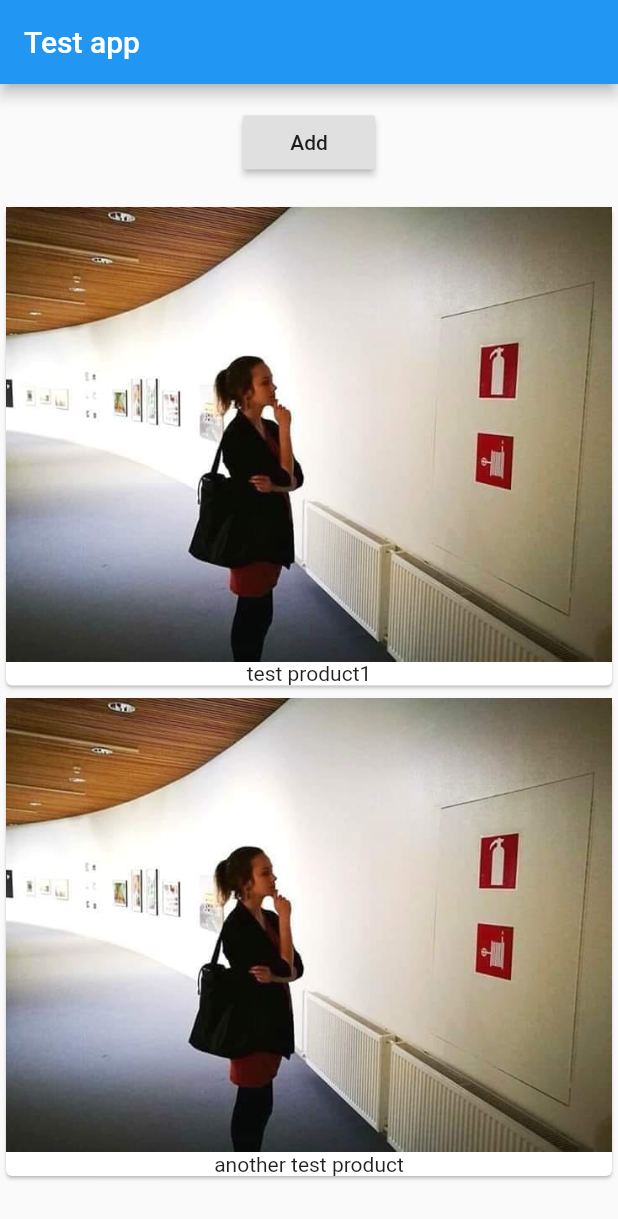
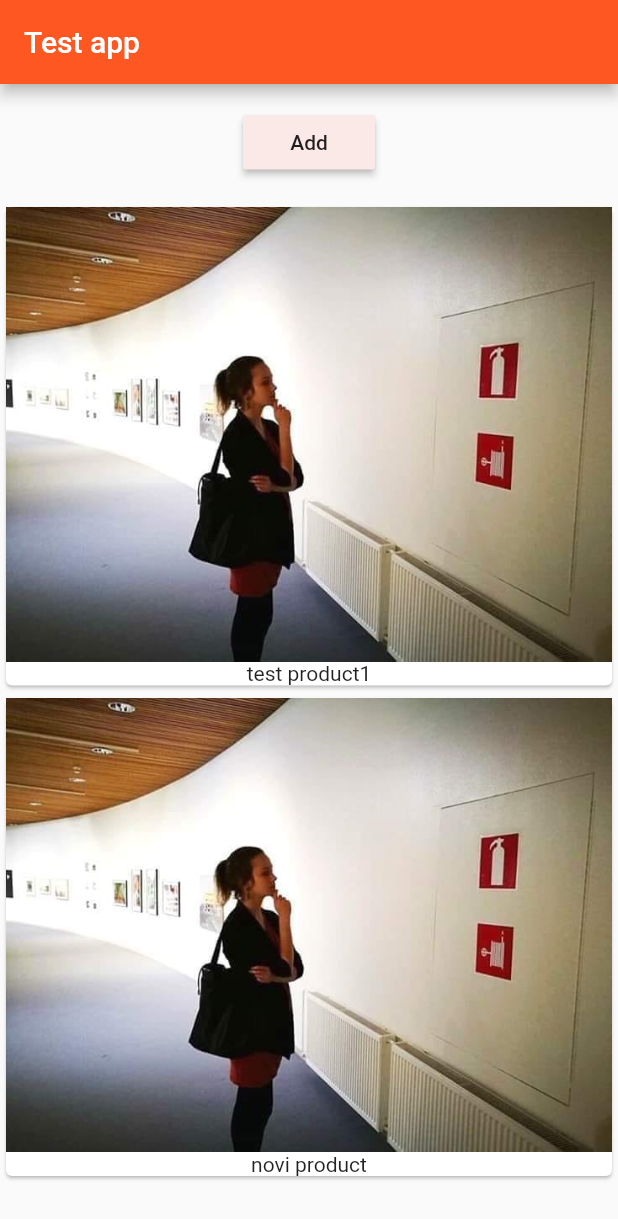
Before and after one commit to ivominic/fluttertest, a Flutter app: the screen it shows after launch, after a tap on "Add", on a phone screen of 412 x 824 dp. Shown: the top 1219 px of the screen. Run offline on Flutter 3.47's test engine with Material 2 defaults, Android fonts, the phone set to English and light mode, and no system bars.

Commit message:
izdvajanje u posebne klase
Povezivanje poziva i podataka između klasa

```diff
--- a/lib/main.dart
+++ b/lib/main.dart
@@ -10,6 +10,8 @@ class MyApp extends StatelessWidget {
   @override
   Widget build(BuildContext context) {
     return MaterialApp(
+      theme: ThemeData(
+          primarySwatch: Colors.deepOrange, accentColor: Colors.deepPurple),
       home: Scaffold(
           appBar: AppBar(
             title: Text('Test app'),
--- /dev/null
+++ b/lib/product_control.dart
@@ -0,0 +1,21 @@
+import 'package:flutter/material.dart';
+
+import './product_manager.dart';
+
+class ProductControl extends StatelessWidget {
+  final Function
+      addProduct; //Postaje funkcija _addProduct koja se šalje iz product_maneger fajla kroz konstruktor
+  ProductControl(this.addProduct);
+
+  @override
+  Widget build(BuildContext context) {
+    // TODO: implement build
+    return RaisedButton(
+      color: Theme.of(context).secondaryHeaderColor,
+      onPressed: () {
+        addProduct('novi product');
+      },
+      child: Text('Add'),
+    );
+  }
+}
--- a/lib/product_manager.dart
+++ b/lib/product_manager.dart
@@ -1,6 +1,7 @@
 import 'package:flutter/material.dart';
 
 import './products.dart';
+import './product_control.dart';
 
 class ProductManager extends StatefulWidget {
   final String startingProduct;
@@ -23,21 +24,20 @@ class _ProductManagerState extends State<ProductManager> {
     _products.add(widget.startingProduct);
   }
 
+  void _addProduct(String product) {
+    setState(() {
+      _products.add(product);
+      //print(_products);
+    });
+  }
+
   @override
   Widget build(BuildContext context) {
     return Column(
       children: <Widget>[
         Container(
           margin: EdgeInsets.all(15),
-          child: RaisedButton(
-            onPressed: () {
-              setState(() {
-                _products.add('another test product');
-                //print(_products);
-              });
-            },
-            child: Text('Add'),
-          ),
+          child: ProductControl(_addProduct),
         ),
         Products(_products)
       ],
```
